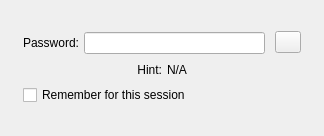
This is src/ui/wizusercipherform.ui in WizTeam/WizQTClient as Qt 5 draws it before an edit. The edited form follows.
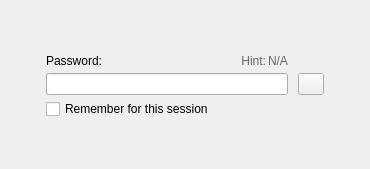
This is the edited form. Custom widgets are drawn as their Qt base class.

Commit message: 加密笔记记住密码

```diff
--- a/src/ui/wizusercipherform.ui
+++ b/src/ui/wizusercipherform.ui
@@ -6,8 +6,8 @@
    <rect>
     <x>0</x>
     <y>0</y>
-    <width>324</width>
-    <height>136</height>
+    <width>370</width>
+    <height>169</height>
    </rect>
   </property>
   <property name="windowTitle">
@@ -28,9 +28,9 @@
     </spacer>
    </item>
    <item>
-    <layout class="QVBoxLayout" name="verticalLayout_2">
+    <layout class="QVBoxLayout" name="verticalLayout_3">
      <property name="spacing">
-      <number>5</number>
+      <number>0</number>
      </property>
      <item>
       <spacer name="verticalSpacer">
@@ -47,28 +47,103 @@
      </item>
      <item>
       <layout class="QHBoxLayout" name="horizontalLayout_2">
-       <item>
-        <widget class="QLabel" name="label">
-         <property name="text">
-          <string>Password:</string>
-         </property>
-         <property name="alignment">
-          <set>Qt::AlignRight|Qt::AlignTrailing|Qt::AlignVCenter</set>
-         </property>
-        </widget>
-       </item>
-       <item>
-        <widget class="QLineEdit" name="editUserCipher"/>
-       </item>
+       <property name="spacing">
+        <number>0</number>
+       </property>
        <item>
         <layout class="QVBoxLayout" name="verticalLayout">
-         <property name="leftMargin">
-          <number>5</number>
-         </property>
-         <property name="bottomMargin">
+         <property name="spacing">
           <number>2</number>
          </property>
          <item>
+          <layout class="QHBoxLayout" name="horizontalLayout">
+           <item>
+            <widget class="QLabel" name="label">
+             <property name="text">
+              <string>Password:</string>
+             </property>
+             <property name="alignment">
+              <set>Qt::AlignRight|Qt::AlignTrailing|Qt::AlignVCenter</set>
+             </property>
+            </widget>
+           </item>
+           <item>
+            <spacer name="horizontalSpacer_4">
+             <property name="orientation">
+              <enum>Qt::Horizontal</enum>
+             </property>
+             <property name="sizeHint" stdset="0">
+              <size>
+               <width>10</width>
+               <height>10</height>
+              </size>
+             </property>
+            </spacer>
+           </item>
+           <item>
+            <widget class="QLabel" name="label_2">
+             <property name="sizePolicy">
+              <sizepolicy hsizetype="Preferred" vsizetype="Preferred">
+               <horstretch>0</horstretch>
+               <verstretch>0</verstretch>
+              </sizepolicy>
+             </property>
+             <property name="styleSheet">
+              <string notr="true">color: #666666;</string>
+             </property>
+             <property name="text">
+              <string>Hint:</string>
+             </property>
+             <property name="alignment">
+              <set>Qt::AlignRight|Qt::AlignTrailing|Qt::AlignVCenter</set>
+             </property>
+            </widget>
+           </item>
+           <item>
+            <widget class="QLabel" name="labelHint">
+             <property name="styleSheet">
+              <string notr="true">color: #666666;</string>
+             </property>
+             <property name="text">
+              <string>N/A</string>
+             </property>
+             <property name="alignment">
+              <set>Qt::AlignLeading|Qt::AlignLeft|Qt::AlignVCenter</set>
+             </property>
+            </widget>
+           </item>
+          </layout>
+         </item>
+         <item>
+          <widget class="QLineEdit" name="editUserCipher"/>
+         </item>
+        </layout>
+       </item>
+       <item>
+        <layout class="QVBoxLayout" name="verticalLayout_2">
+         <property name="spacing">
+          <number>0</number>
+         </property>
+         <property name="leftMargin">
+          <number>10</number>
+         </property>
+         <item>
+          <spacer name="verticalSpacer_3">
+           <property name="orientation">
+            <enum>Qt::Vertical</enum>
+           </property>
+           <property name="sizeType">
+            <enum>QSizePolicy::Preferred</enum>
+           </property>
+           <property name="sizeHint" stdset="0">
+            <size>
+             <width>10</width>
+             <height>23</height>
+            </size>
+           </property>
+          </spacer>
+         </item>
+         <item>
           <widget class="wizImageButton" name="buttonOk">
            <property name="sizePolicy">
             <sizepolicy hsizetype="Minimum" vsizetype="Fixed">
@@ -91,64 +166,11 @@
        </item>
       </layout>
      </item>
-     <item>
-      <layout class="QHBoxLayout" name="horizontalLayout">
-       <item>
-        <spacer name="horizontalSpacer_4">
-         <property name="orientation">
-          <enum>Qt::Horizontal</enum>
-         </property>
-         <property name="sizeHint" stdset="0">
-          <size>
-           <width>40</width>
-           <height>20</height>
-          </size>
-         </property>
-        </spacer>
-       </item>
-       <item>
-        <widget class="QLabel" name="label_2">
-         <property name="sizePolicy">
-          <sizepolicy hsizetype="Maximum" vsizetype="Preferred">
-           <horstretch>0</horstretch>
-           <verstretch>0</verstretch>
-          </sizepolicy>
-         </property>
-         <property name="text">
-          <string>Hint:</string>
-         </property>
-         <property name="alignment">
-          <set>Qt::AlignRight|Qt::AlignTrailing|Qt::AlignVCenter</set>
-         </property>
-        </widget>
-       </item>
-       <item>
-        <widget class="QLabel" name="labelHint">
-         <property name="text">
-          <string>N/A</string>
-         </property>
-         <property name="alignment">
-          <set>Qt::AlignLeading|Qt::AlignLeft|Qt::AlignVCenter</set>
-         </property>
-        </widget>
-       </item>
-       <item>
-        <spacer name="horizontalSpacer_3">
-         <property name="orientation">
-          <enum>Qt::Horizontal</enum>
-         </property>
-         <property name="sizeHint" stdset="0">
-          <size>
-           <width>40</width>
-           <height>20</height>
-          </size>
-         </property>
-        </spacer>
-       </item>
-      </layout>
-     </item>
      <item>
       <layout class="QHBoxLayout" name="horizontalLayout_3">
+       <property name="topMargin">
+        <number>4</number>
+       </property>
        <item>
         <widget class="QCheckBox" name="checkSave">
          <property name="text">
```
Left out of the diff: 1 changed line with no effect on the pictures. The commit also changes 1 other file.
